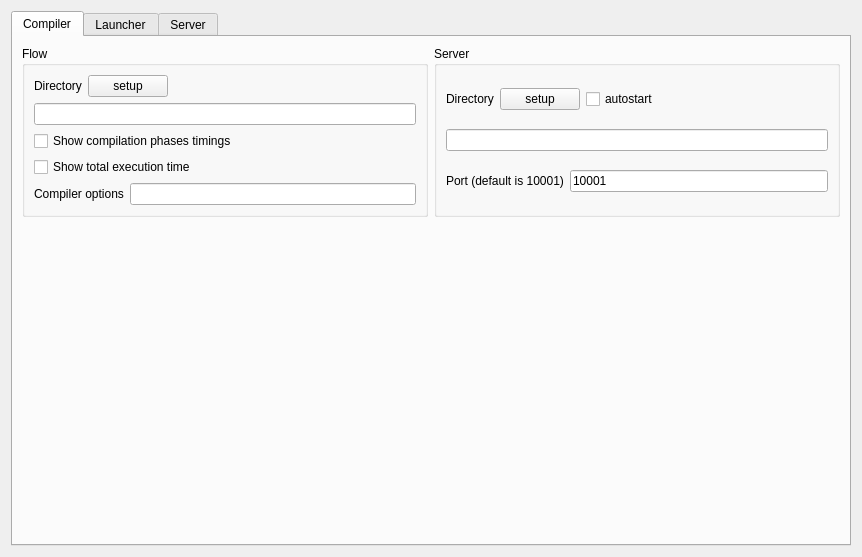
This is resources/kate/flow/FlowConfig.ui in area9innovation/flow9 as Qt 5 draws it before an edit. The edited form follows.
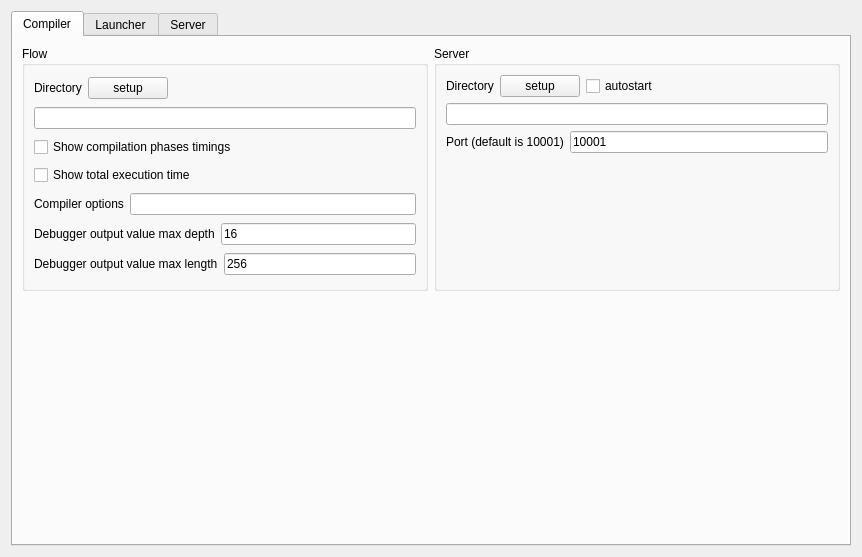
This is the edited form.

```diff
--- a/resources/kate/flow/FlowConfig.ui
+++ b/resources/kate/flow/FlowConfig.ui
@@ -101,6 +101,42 @@
               </item>
              </layout>
             </item>
+            <item>
+             <layout class="QHBoxLayout" name="horizontalLayout_5">
+              <item>
+               <widget class="QLabel" name="debuggerMaxDepthLabel">
+                <property name="text">
+                 <string>Debugger output value max depth</string>
+                </property>
+               </widget>
+              </item>
+              <item>
+               <widget class="QLineEdit" name="debuggerMaxDepthLineEdit">
+                <property name="text">
+                 <string>16</string>
+                </property>
+               </widget>
+              </item>
+             </layout>
+            </item>
+            <item>
+             <layout class="QHBoxLayout" name="horizontalLayout_6">
+              <item>
+               <widget class="QLabel" name="debuggerMaxLengthLabel">
+                <property name="text">
+                 <string>Debugger output value max length</string>
+                </property>
+               </widget>
+              </item>
+              <item>
+               <widget class="QLineEdit" name="debuggerMaxLengthLineEdit">
+                <property name="text">
+                 <string>256</string>
+                </property>
+               </widget>
+              </item>
+             </layout>
+            </item>
            </layout>
           </widget>
          </item>
@@ -179,6 +215,19 @@
               </item>
              </layout>
             </item>
+            <item>
+             <spacer name="verticalSpacer_2">
+              <property name="orientation">
+               <enum>Qt::Vertical</enum>
+              </property>
+              <property name="sizeHint" stdset="0">
+               <size>
+                <width>20</width>
+                <height>40</height>
+               </size>
+              </property>
+             </spacer>
+            </item>
            </layout>
           </widget>
          </item>
```
